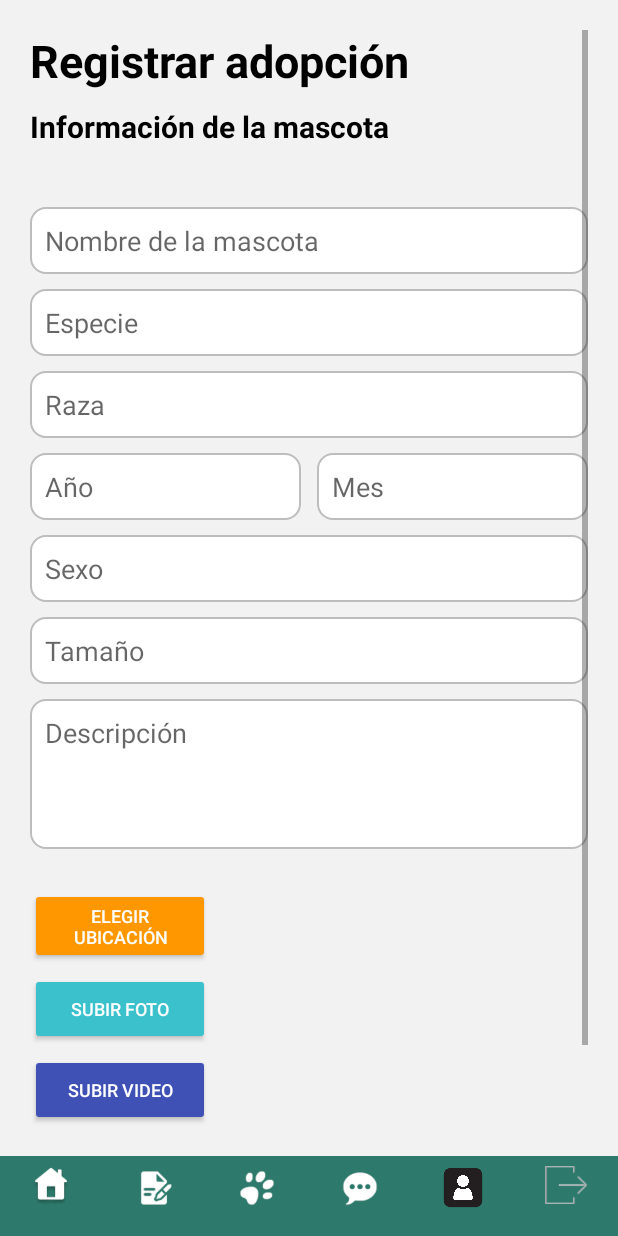
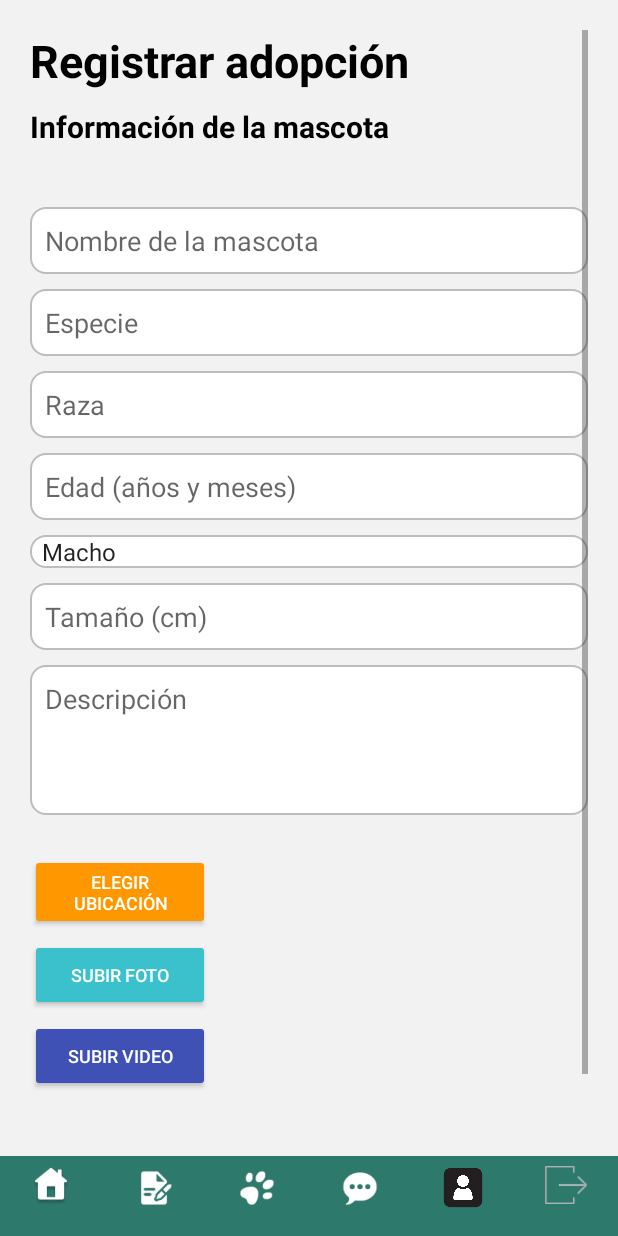
Before and after one commit to Killerresh/AdoptMeMovil, an Android app: the fragment RegistrarAdopcionFragment placed in its activity, on a phone screen of 412 x 824 dp. Run offline under Robolectric (Android 15) with nearby library versions, the phone set to English and light mode, and no system bars; libraries missing offline, so code that uses them is left out: io.grpc, org.osmdroid.config, org.osmdroid.tileprovider, org.osmdroid.util, org.osmdroid.views; pictures from the network do not load; 23 statements that could not run were skipped.

Commit message:
Más detalles

```diff
--- a/app/src/main/java/com/example/adoptmemovil/RegistrarAdopcionFragment.java
+++ b/app/src/main/java/com/example/adoptmemovil/RegistrarAdopcionFragment.java
@@ -2,6 +2,8 @@ package com.example.adoptmemovil;
 
 import android.Manifest;
 import android.app.Activity;
+import android.app.AlertDialog;
+import android.content.DialogInterface;
 import android.content.Intent;
 import android.content.pm.PackageManager;
 import android.location.Address;
@@ -13,9 +15,12 @@ import android.util.Log;
 import android.view.LayoutInflater;
 import android.view.View;
 import android.view.ViewGroup;
+import android.widget.ArrayAdapter;
 import android.widget.Button;
 import android.widget.EditText;
 import android.widget.ImageView;
+import android.widget.NumberPicker;
+import android.widget.Spinner;
 import android.widget.TextView;
 import android.widget.Toast;
 
@@ -39,8 +44,6 @@ import java.io.IOException;
 import java.util.List;
 import java.util.Locale;
 
-import io.grpc.stub.StreamObserver;
-import multimedia.ChunkArchivo;
 import okhttp3.ResponseBody;
 import retrofit2.Call;
 import retrofit2.Callback;
@@ -49,7 +52,8 @@ import retrofit2.Response;
 public class RegistrarAdopcionFragment extends Fragment {
 
     private static final int REQUEST_LOCATION_PERMISSIONS = 100;
-    private EditText inputNombre, inputEspecie, inputRaza, inputAno, inputMes, inputSexo, inputTamano, inputDescripcion;
+    private EditText inputNombre, inputEspecie, inputRaza, inputTamano, inputDescripcion, inputEdad;
+    private Spinner spinnerSexo;
     private Button btnElegirUbicacion, btnSubirFoto, btnSubirVideo, btnRegistrar;
     private ImageView imageViewPreview;
     private Uri imagenSeleccionada;
@@ -60,6 +64,10 @@ public class RegistrarAdopcionFragment extends Fragment {
     private ActivityResultLauncher<Intent> launcherMapa;
     private ActivityResultLauncher<Intent> launcherVideo;
 
+    // Variables para edad
+    private int edadAnoSeleccionado = 0;
+    private int edadMesSeleccionado = 0;
+
     @Override
     public View onCreateView(@NonNull LayoutInflater inflater, ViewGroup container, Bundle savedInstanceState) {
         View view = inflater.inflate(R.layout.fragment_registrar_adopcion, container, false);
@@ -68,19 +76,24 @@ public class RegistrarAdopcionFragment extends Fragment {
         inputNombre = view.findViewById(R.id.input_nombre);
         inputEspecie = view.findViewById(R.id.input_especie);
         inputRaza = view.findViewById(R.id.input_raza);
-        inputAno = view.findViewById(R.id.input_ano);
-        inputMes = view.findViewById(R.id.input_mes);
-        inputSexo = view.findViewById(R.id.input_sexo);
+        inputEdad = view.findViewById(R.id.input_edad);
+        spinnerSexo = view.findViewById(R.id.spinnerSexo);
         inputTamano = view.findViewById(R.id.input_tamano);
         inputDescripcion = view.findViewById(R.id.input_descripcion);
 
-        // Botones
+        // Botones y vistas
         btnElegirUbicacion = view.findViewById(R.id.btn_elegir_ubicacion);
         btnSubirFoto = view.findViewById(R.id.btn_subir_foto);
         btnSubirVideo = view.findViewById(R.id.btn_subir_video);
         btnRegistrar = view.findViewById(R.id.btn_registrar);
         imageViewPreview = view.findViewById(R.id.imageViewPreview);
         txtNombreVideo = view.findViewById(R.id.txt_nombre_video);
+
+        // Spinner Sexo
+        String[] opcionesSexo = {"Macho", "Hembra"};
+        ArrayAdapter<String> adapterSexo = new ArrayAdapter<>(requireContext(), android.R.layout.simple_spinner_item, opcionesSexo);
+        adapterSexo.setDropDownViewResource(android.R.layout.simple_spinner_dropdown_item);
+        spinnerSexo.setAdapter(adapterSexo);
 
         // Lanzadores
         launcherGaleria = registerForActivityResult(
@@ -119,7 +132,7 @@ public class RegistrarAdopcionFragment extends Fragment {
                     }
                 });
 
-        // Acciones
+        // Listeners
         btnSubirFoto.setOnClickListener(v -> {
             Intent intent = new Intent(Intent.ACTION_PICK);
             intent.setType("image/*");
@@ -136,6 +149,9 @@ public class RegistrarAdopcionFragment extends Fragment {
 
         btnRegistrar.setOnClickListener(v -> registrarAdopcion());
 
+        // Configurar diálogo para edad
+        inputEdad.setOnClickListener(v -> mostrarDialogoEdad());
+
         return view;
     }
 
@@ -145,6 +161,48 @@ public class RegistrarAdopcionFragment extends Fragment {
         if (path == null) return null;
         int lastSlash = path.lastIndexOf('/');
         return lastSlash >= 0 ? path.substring(lastSlash + 1) : path;
+    }
+
+    private void mostrarDialogoEdad() {
+        AlertDialog.Builder builder = new AlertDialog.Builder(requireContext());
+        builder.setTitle("Selecciona la edad");
+
+        // Crear layout programáticamente con dos NumberPickers
+        View dialogView = getLayoutInflater().inflate(R.layout.dialog_edad_picker, null);
+        NumberPicker npAnos = dialogView.findViewById(R.id.numberPickerAnos);
+        NumberPicker npMeses = dialogView.findViewById(R.id.numberPickerMeses);
+
+        npAnos.setMinValue(0);
+        npAnos.setMaxValue(20);
+        npAnos.setValue(edadAnoSeleccionado);
+
+        npMeses.setMinValue(0);
+        npMeses.setMaxValue(11);
+        npMeses.setValue(edadMesSeleccionado);
+
+        builder.setView(dialogView);
+
+        builder.setPositiveButton("Aceptar", (dialog, which) -> {
+            edadAnoSeleccionado = npAnos.getValue();
+            edadMesSeleccionado = npMeses.getValue();
+            String edadTexto = "";
+
+            if (edadAnoSeleccionado > 0) {
+                edadTexto += edadAnoSeleccionado + (edadAnoSeleccionado == 1 ? " año" : " años");
+            }
+            if (edadMesSeleccionado > 0) {
+                if (!edadTexto.isEmpty()) edadTexto += " y ";
+                edadTexto += edadMesSeleccionado + (edadMesSeleccionado == 1 ? " mes" : " meses");
+            }
+            if (edadTexto.isEmpty()) {
+                edadTexto = "0 meses";
+            }
+            inputEdad.setText(edadTexto);
+        });
+
+        builder.setNegativeButton("Cancelar", (dialog, which) -> dialog.dismiss());
+
+        builder.show();
     }
 
     private void verificarYPedirPermisoUbicacion() {
@@ -212,14 +270,13 @@ public class RegistrarAdopcionFragment extends Fragment {
         String nombre = inputNombre.getText().toString().trim();
         String especie = inputEspecie.getText().toString().trim();
         String raza = inputRaza.getText().toString().trim();
-        String ano = inputAno.getText().toString().trim();
-        String mes = inputMes.getText().toString().trim();
-        String sexo = inputSexo.getText().toString().trim();
+        String edad = inputEdad.getText().toString().trim();
+        String sexo = spinnerSexo.getSelectedItem().toString();
         String tamano = inputTamano.getText().toString().trim();
         String descripcion = inputDescripcion.getText().toString().trim();
 
         if (TextUtils.isEmpty(nombre) || TextUtils.isEmpty(especie) || TextUtils.isEmpty(raza)
-                || TextUtils.isEmpty(ano) || TextUtils.isEmpty(mes) || TextUtils.isEmpty(sexo)
+                || TextUtils.isEmpty(edad) || TextUtils.isEmpty(sexo)
                 || TextUtils.isEmpty(tamano) || TextUtils.isEmpty(descripcion)) {
             Toast.makeText(getContext(), "Por favor completa todos los campos", Toast.LENGTH_SHORT).show();
             return;
@@ -235,7 +292,8 @@ public class RegistrarAdopcionFragment extends Fragment {
             return;
         }
 
-        String edad = ano + " años " + mes + " meses";
+        // Formatear tamaño con "cm"
+        String tamanoConUnidad = tamano + " cm";
 
         Mascota mascota = new Mascota();
         mascota.setNombre(nombre);
@@ -243,7 +301,7 @@ public class RegistrarAdopcionFragment extends Fragment {
         mascota.setRaza(raza);
         mascota.setEdad(edad);
         mascota.setSexo(sexo);
-        mascota.setTamaño(tamano);
+        mascota.setTamaño(tamanoConUnidad);
         mascota.setDescripcion(descripcion);
 
         SolicitudAdopcion solicitud = new SolicitudAdopcion();
@@ -260,14 +318,19 @@ public class RegistrarAdopcionFragment extends Fragment {
             public void onResponse(Call<ResponseBody> call, Response<ResponseBody> response) {
                 if (response.isSuccessful()) {
                     try {
-                        // Leemos el cuerpo como string para ver qué está regresando el backend
                         String respuestaTexto = response.body().string();
-                        Log.e("RESPUESTA_BACKEND", "Respuesta exitosa: " + respuestaTexto);
+                        MapaFragment fragmentB = new MapaFragment();
+
+                        requireActivity().getSupportFragmentManager()
+                                .beginTransaction()
+                                .replace(R.id.fragment_container, fragmentB)
+                                .commit(); // <-- sin addToBackStack
+
 
                         Toast.makeText(getContext(), "Registro exitoso", Toast.LENGTH_SHORT).show();
 
-                        // Aquí puedes agregar lógica condicional si detectas el ID
-                        // int mascotaID = Integer.parseInt(respuestaTexto); // <- solo si es un número plano
+                        // Aquí podrías llamar a subirFotoMascota si recibes el ID
+                        // int mascotaID = Integer.parseInt(respuestaTexto);
                         // subirFotoMascota(mascotaID);
 
                     } catch (Exception e) {
@@ -284,7 +347,6 @@ public class RegistrarAdopcionFragment extends Fragment {
                     }
                 }
             }
-
 
             @Override
             public void onFailure(Call<ResponseBody> call, Throwable t) {
--- a/app/src/main/res/layout/fragment_registrar_adopcion.xml
+++ b/app/src/main/res/layout/fragment_registrar_adopcion.xml
@@ -59,55 +59,38 @@
             android:singleLine="true"
             android:layout_marginBottom="10dp" />
 
-        <LinearLayout
+        <!-- Edad: un EditText no editable que abre diálogo -->
+        <EditText
+            android:id="@+id/input_edad"
             android:layout_width="match_parent"
             android:layout_height="wrap_content"
-            android:orientation="horizontal"
-            android:layout_marginBottom="10dp">
+            android:hint="Edad (años y meses)"
+            android:background="@drawable/edittext_background"
+            android:padding="10dp"
+            android:focusable="false"
+            android:clickable="true"
+            android:layout_marginBottom="10dp"
+            android:cursorVisible="false" />
 
-            <EditText
-                android:id="@+id/input_ano"
-                android:layout_width="0dp"
-                android:layout_weight="1"
-                android:layout_height="wrap_content"
-                android:hint="Año"
-                android:inputType="number"
-                android:background="@drawable/edittext_background"
-                android:padding="10dp"
-                android:singleLine="true"
-                android:layout_marginEnd="5dp" />
-
-            <EditText
-                android:id="@+id/input_mes"
-                android:layout_width="0dp"
-                android:layout_weight="1"
-                android:layout_height="wrap_content"
-                android:hint="Mes"
-                android:inputType="number"
-                android:background="@drawable/edittext_background"
-                android:padding="10dp"
-                android:singleLine="true"
-                android:layout_marginStart="5dp" />
-        </LinearLayout>
-
-        <EditText
-            android:id="@+id/input_sexo"
+        <!-- Sexo cambiado a Spinner -->
+        <Spinner
+            android:id="@+id/spinnerSexo"
             android:layout_width="match_parent"
             android:layout_height="wrap_content"
-            android:hint="Sexo"
-            android:background="@drawable/edittext_background"
-            android:padding="10dp"
-            android:singleLine="true"
-            android:layout_marginBottom="10dp" />
+            android:layout_marginBottom="10dp"
+            android:background="@drawable/edittext_background" />
 
+        <!-- Tamaño: EditText solo números -->
         <EditText
             android:id="@+id/input_tamano"
             android:layout_width="match_parent"
             android:layout_height="wrap_content"
-            android:hint="Tamaño"
+            android:hint="Tamaño (cm)"
             android:background="@drawable/edittext_background"
             android:padding="10dp"
+            android:inputType="number"
             android:singleLine="true"
+            android:maxLength="3"
             android:layout_marginBottom="10dp" />
 
         <EditText
```
Also changed, not shown: app/src/main/res/layout/dialog_edad_picker.xml (added, +18 -0 lines).
